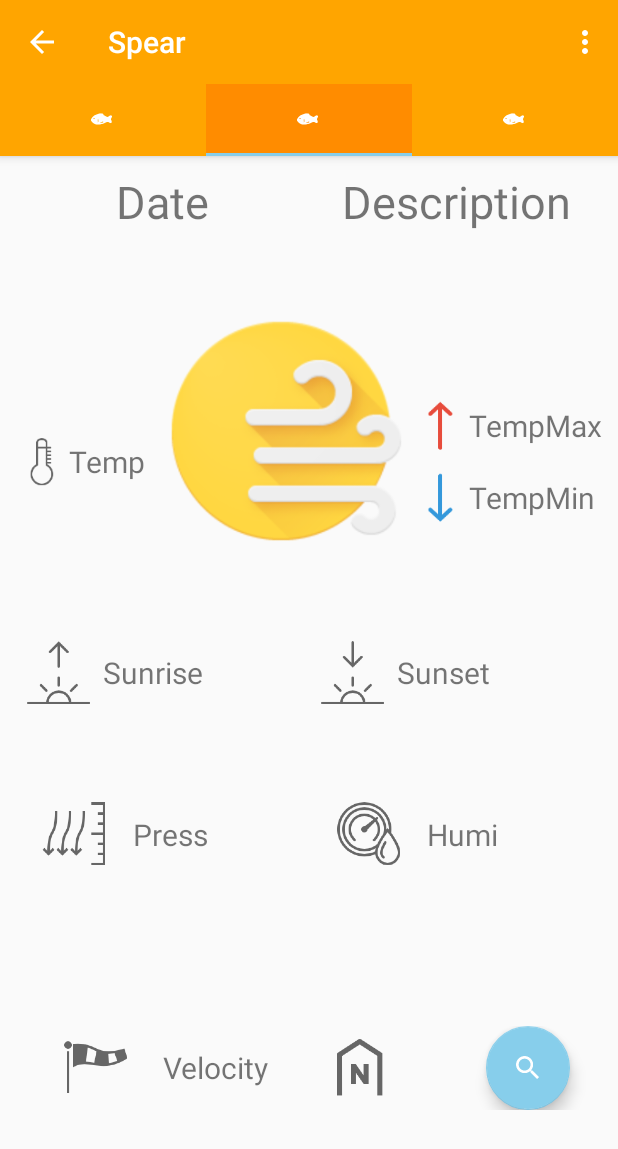
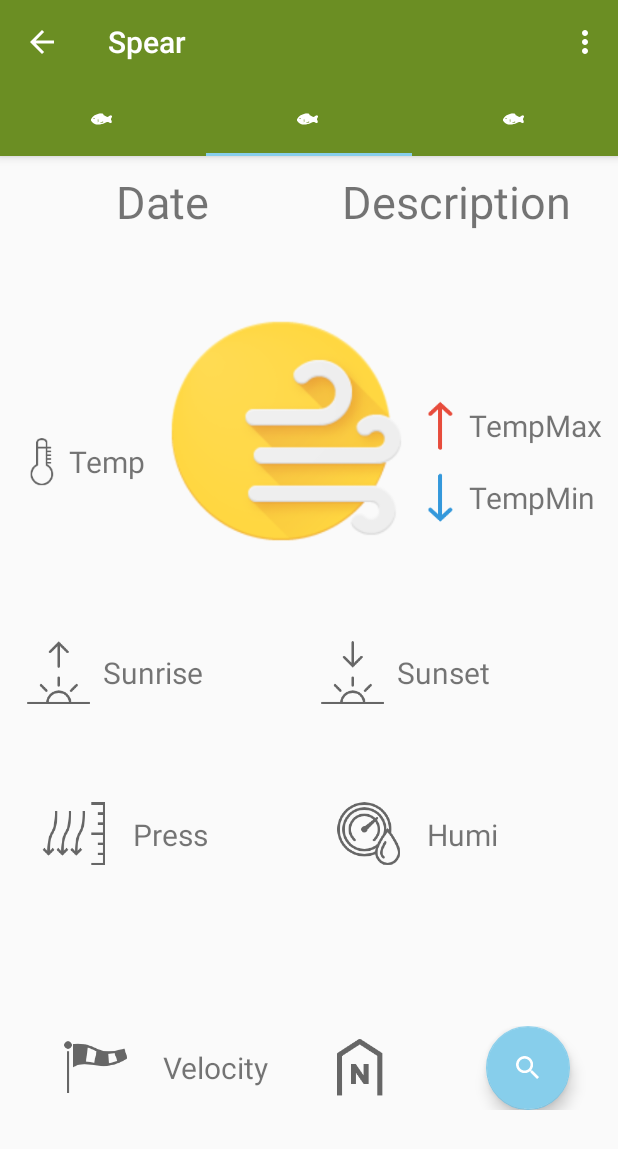
Before and after one commit to Jon-River/Spear, an Android app: the AlbumFragment screen opened directly, with no data from a screen before it, tab 2 chosen, on a phone screen of 412 x 824 dp. Shown: the top 1149 px of the screen. Run offline under Robolectric (Android 15) with nearby library versions, the phone set to English and light mode, and no system bars; our stand-ins replace Firebase (no records; nobody signed in at launch, a user with empty details on screens opened directly), Volley; pictures from the network do not load; 2 statements that could not run were skipped.

Commit message:
changed colors

```diff
--- a/app/src/main/AndroidManifest.xml
+++ b/app/src/main/AndroidManifest.xml
@@ -17,11 +17,13 @@
         android:icon="@mipmap/ic_launcher"
         android:label="@string/app_name"
         android:supportsRtl="true"
-        android:theme="@style/MyTheme">
+        android:theme="@style/MyTheme"
+       >
         <activity
             android:name=".activities.LoginActivity"
             android:configChanges="orientation"
-            android:screenOrientation="portrait">
+            android:screenOrientation="portrait"
+            >
             <intent-filter>
                 <action android:name="android.intent.action.MAIN"/>
 
--- a/app/src/main/res/drawable/tab_color_selector.xml
+++ b/app/src/main/res/drawable/tab_color_selector.xml
@@ -1,5 +1,5 @@
 <?xml version="1.0" encoding="utf-8"?>
 <selector xmlns:android="http://schemas.android.com/apk/res/android">
-  <item android:drawable="@color/darkorange" android:state_selected="true"/>
-  <item android:drawable="@color/orange"/>
+  <item android:drawable="@color/olivedrab" android:state_selected="true"/>
+  <item android:drawable="@color/olivedrab"/>
 </selector>
--- a/app/src/main/res/layout/fragment_search.xml
+++ b/app/src/main/res/layout/fragment_search.xml
@@ -12,7 +12,7 @@
   <LinearLayout
       android:layout_width="match_parent"
       android:layout_height="wrap_content"
-      android:background="@color/orange"
+      android:background="@color/seagreen"
       android:orientation="vertical"
       android:paddingBottom="10dp"
       android:paddingLeft="30dp"
--- a/app/src/main/res/layout/open_camera_dialog.xml
+++ b/app/src/main/res/layout/open_camera_dialog.xml
@@ -12,7 +12,7 @@
   <LinearLayout
       android:layout_width="match_parent"
       android:layout_height="wrap_content"
-      android:background="@color/orange"
+      android:background="@color/darkolivegreen"
       android:orientation="vertical"
       android:paddingBottom="10dp"
       android:paddingLeft="30dp"
--- a/app/src/main/res/values/colors.xml
+++ b/app/src/main/res/values/colors.xml
@@ -23,7 +23,7 @@
     <color name="gold">#FFD700</color>
     <color name="pink">#FFC0CB</color>
     <color name="lightpink">#FFB6C1</color>
-    <color name="orange">#FFA500</color>
+
     <color name="lightsalmon">#FFA07A</color>
     <color name="darkorange">#FF8C00</color>
     <color name="coral">#FF7F50</color>
--- a/app/src/main/res/values/styles.xml
+++ b/app/src/main/res/values/styles.xml
@@ -11,8 +11,8 @@
     <style name="MyTheme" parent="Theme.AppCompat.Light.DarkActionBar">
 
         <!-- Customize your theme here. -->
-        <item name="colorPrimary">@color/orange</item>
-        <item name="colorPrimaryDark">@color/darkorange</item>
+        <item name="colorPrimary">@color/olivedrab</item>
+        <item name="colorPrimaryDark">@color/darkolivegreen</item>
         <item name="colorAccent">@color/skyblue</item>
     </style>
     <!-- Base application theme. -->
@@ -23,4 +23,12 @@
         <item name="colorAccent">@color/colorAccent</item>
     </style>
 
+    <style name="Theme.Transparent" parent="Theme.AppCompat.Light.NoActionBar">
+        <item name="android:windowNoTitle">true</item>
+        <item name="android:windowActionBar">false</item>
+        <item name="android:windowFullscreen">true</item>
+        <item name="android:windowContentOverlay">@null</item>
+        <item name="android:windowIsTranslucent">true</item>
+    </style>
+
 </resources>
```
